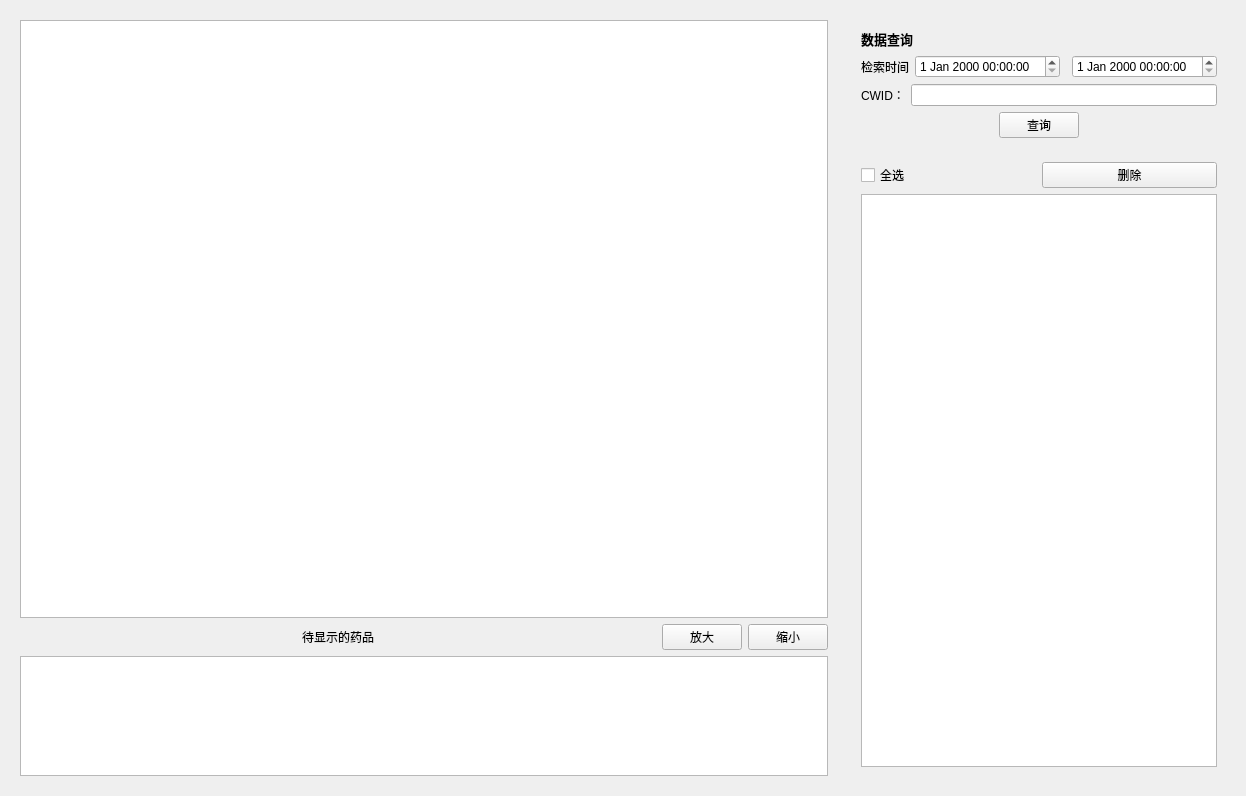
Old version of the form ui/layout/UI_RecordPage.ui in the repository Zdh-501/OCRQt.
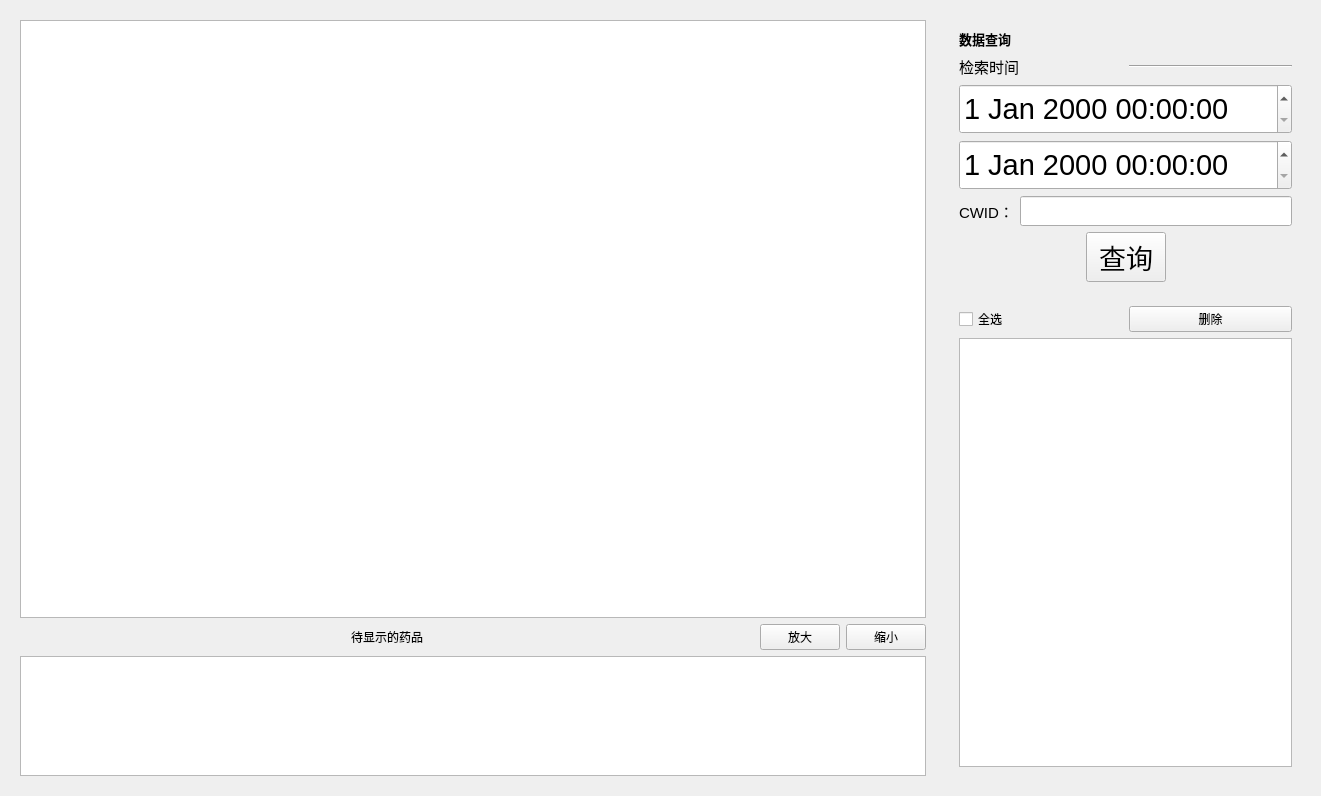
New version of the form.

```diff
--- a/ui/layout/UI_RecordPage.ui
+++ b/ui/layout/UI_RecordPage.ui
@@ -6,14 +6,14 @@
    <rect>
     <x>0</x>
     <y>0</y>
-    <width>1246</width>
+    <width>1321</width>
     <height>796</height>
    </rect>
   </property>
   <property name="windowTitle">
    <string>Form</string>
   </property>
-  <layout class="QHBoxLayout" name="horizontalLayout" stretch="5,1">
+  <layout class="QHBoxLayout" name="horizontalLayout" stretch="5,2">
    <item>
     <widget class="QWidget" name="widget_1" native="true">
      <layout class="QVBoxLayout" name="verticalLayout" stretch="15,1,3">
@@ -82,7 +82,12 @@
      <layout class="QVBoxLayout" name="verticalLayout_2" stretch="1,5">
       <item>
        <widget class="QWidget" name="widget_3" native="true">
-        <layout class="QVBoxLayout" name="verticalLayout_3" stretch="1,3,3,3,3">
+        <property name="font">
+         <font>
+          <pointsize>11</pointsize>
+         </font>
+        </property>
+        <layout class="QVBoxLayout" name="verticalLayout_3" stretch="1,3,0,0,3,3">
          <item>
           <widget class="QLabel" name="label_1">
            <property name="font">
@@ -106,9 +111,6 @@
              </property>
             </widget>
            </item>
-           <item>
-            <widget class="QDateTimeEdit" name="dateTimeEdit_1"/>
-           </item>
            <item>
             <widget class="Line" name="line">
              <property name="orientation">
@@ -116,11 +118,38 @@
              </property>
             </widget>
            </item>
-           <item>
-            <widget class="QDateTimeEdit" name="dateTimeEdit_2"/>
-           </item>
           </layout>
          </item>
+         <item>
+          <widget class="QDateTimeEdit" name="dateTimeEdit_1">
+           <property name="minimumSize">
+            <size>
+             <width>100</width>
+             <height>50</height>
+            </size>
+           </property>
+           <property name="font">
+            <font>
+             <pointsize>22</pointsize>
+            </font>
+           </property>
+          </widget>
+         </item>
+         <item>
+          <widget class="QDateTimeEdit" name="dateTimeEdit_2">
+           <property name="minimumSize">
+            <size>
+             <width>0</width>
+             <height>50</height>
+            </size>
+           </property>
+           <property name="font">
+            <font>
+             <pointsize>22</pointsize>
+            </font>
+           </property>
+          </widget>
+         </item>
          <item>
           <layout class="QHBoxLayout" name="horizontalLayout_4">
            <item>
@@ -131,13 +160,22 @@
             </widget>
            </item>
            <item>
-            <widget class="QLineEdit" name="lineEdit"/>
+            <widget class="QLineEdit" name="lineEdit">
+             <property name="minimumSize">
+              <size>
+               <width>0</width>
+               <height>30</height>
+              </size>
+             </property>
+             <property name="font">
+              <font>
+               <pointsize>15</pointsize>
+              </font>
+             </property>
+            </widget>
            </item>
           </layout>
          </item>
-         <item>
-          <layout class="QHBoxLayout" name="horizontalLayout_3"/>
-         </item>
          <item>
           <layout class="QHBoxLayout" name="horizontalLayout_5">
            <item>
@@ -155,6 +193,17 @@
            </item>
            <item>
             <widget class="QPushButton" name="pushButton_1">
+             <property name="minimumSize">
+              <size>
+               <width>0</width>
+               <height>50</height>
+              </size>
+             </property>
+             <property name="font">
+              <font>
+               <pointsize>20</pointsize>
+              </font>
+             </property>
              <property name="text">
               <string>查询</string>
              </property>
```
